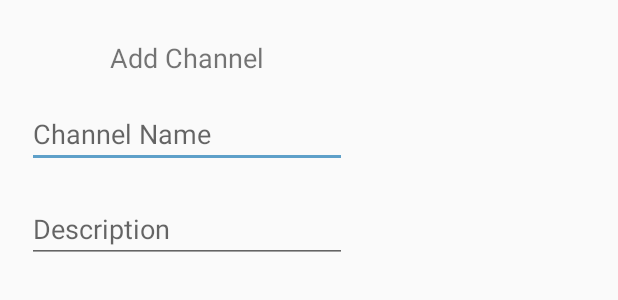
After one commit to zachcervi/Smack-Android, an Android app: the layout add_channel_dialog.xml on its own in the app's theme, with its tools: preview values and no code run, on a phone screen of 412 x 824 dp. The commit adds this screen. Shown: the top 300 px of the screen. Run offline under Robolectric (Android 15) with nearby library versions, the phone set to English and light mode, and no system bars.

Commit message:
added dialog for adding a new channel

```diff
--- /dev/null
+++ b/app/src/main/res/layout/add_channel_dialog.xml
@@ -0,0 +1,29 @@
+<?xml version="1.0" encoding="utf-8"?>
+<LinearLayout xmlns:android="http://schemas.android.com/apk/res/android"
+              xmlns:tools="http://schemas.android.com/tools" android:orientation="vertical"
+              android:layout_width="wrap_content"
+              android:layout_height="wrap_content">
+
+    <TextView
+            android:text="@string/AddChannel"
+            android:layout_width="match_parent"
+            android:layout_height="wrap_content" android:id="@+id/textView3" tools:text="Add Channel"
+            android:textAlignment="center" android:textSize="18sp" android:layout_marginBottom="16dp"
+            android:layout_marginTop="26dp"/>
+    <EditText
+            android:layout_width="match_parent"
+            android:layout_height="wrap_content"
+            android:inputType="textPersonName"
+            android:ems="10"
+            android:id="@+id/addChannelNameTxt" android:hint="Channel Name"
+            android:textColor="@android:color/darker_gray" android:layout_marginBottom="18dp"
+            android:layout_marginRight="18dp" android:layout_marginLeft="18dp"/>
+    <EditText
+            android:layout_width="match_parent"
+            android:layout_height="wrap_content"
+            android:inputType="textPersonName"
+            android:ems="10"
+            android:id="@+id/addChannelDescTxt" android:hint="Description"
+            android:textColor="@android:color/darker_gray" android:layout_marginBottom="18dp"
+            android:layout_marginLeft="18dp" android:layout_marginRight="18dp"/>
+</LinearLayout>
--- a/app/src/main/res/values/strings.xml
+++ b/app/src/main/res/values/strings.xml
@@ -6,4 +6,5 @@
     <string name="nav_header_subtitle"></string>
     <string name="nav_header_desc">Navigation header</string>
     <string name="action_settings">Settings</string>
+    <string name="AddChannel">Add Channel</string>
 </resources>
```
Also changed, not shown: app/src/main/java/com/zachcervi/smack_android/Controller/MainActivity.kt (+34 -4 lines).
